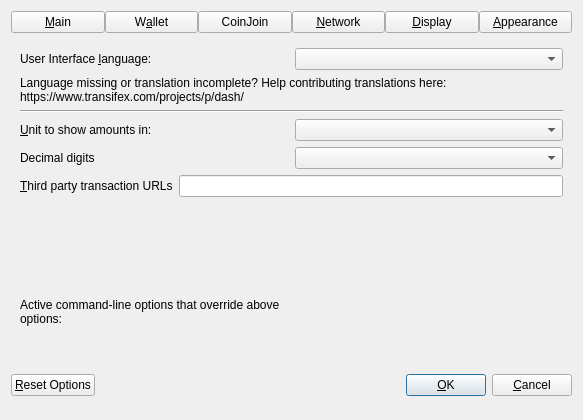
Before: the Qt Designer form src/qt/forms/optionsdialog.ui in rtutin/dash, drawn with Qt 5.
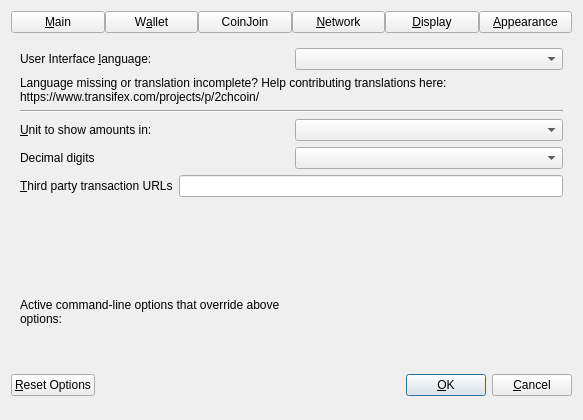
After: the same form once the commit is applied. The open tabs and pages were chosen to show the change. Custom widgets are drawn as their Qt base class.

The edit to the form file:
```diff
--- a/src/qt/forms/optionsdialog.ui
+++ b/src/qt/forms/optionsdialog.ui
@@ -755,7 +755,7 @@
          </property>
          <property name="text">
           <string>Language missing or translation incomplete? Help contributing translations here:
-https://www.transifex.com/projects/p/dash/</string>
+https://www.transifex.com/projects/p/2chcoin/</string>
          </property>
          <property name="wordWrap">
           <bool>true</bool>
```
Left out of the diff: 4 changed lines with no effect on the pictures.
